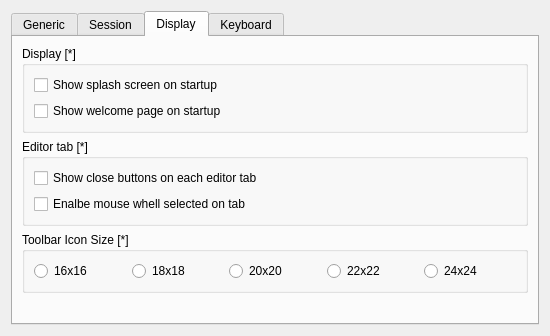
First picture: the form in liteidex/src/liteapp/liteappoption.ui, repository visualfc/liteide, before the edit.
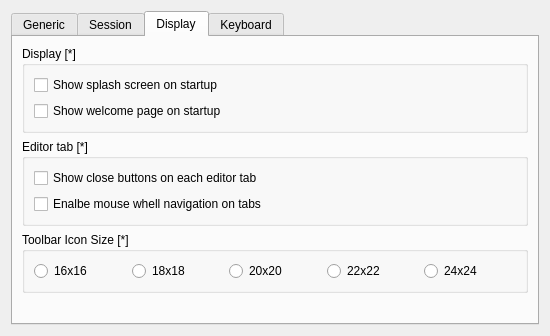
Second picture: the form after the edit. The open tabs and pages were chosen to show the change.

The edit to the form file:
```diff
--- a/liteidex/src/liteapp/liteappoption.ui
+++ b/liteidex/src/liteapp/liteappoption.ui
@@ -345,7 +345,7 @@
           <item>
            <widget class="QCheckBox" name="editorTabsEnableWhellCheckBox">
             <property name="text">
-             <string>Enalbe mouse whell selected on tab</string>
+             <string>Enalbe mouse whell navigation on tabs</string>
             </property>
            </widget>
           </item>
```
